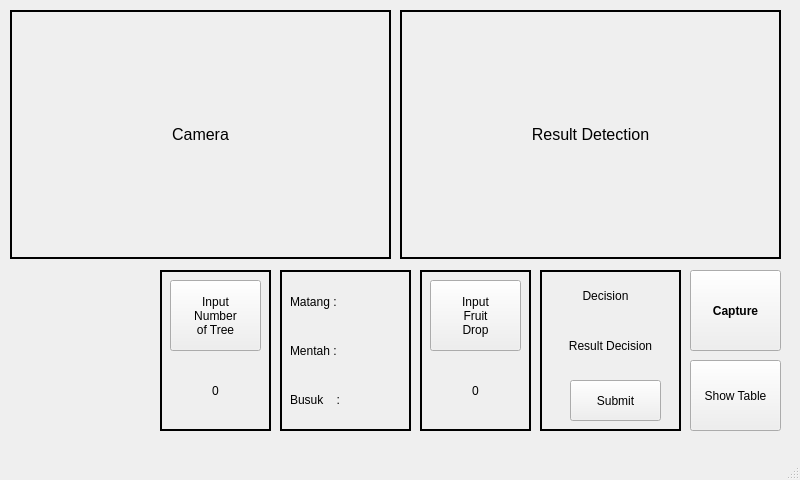
alldone03/SwtYL, file code/APP800x480.ui: the form before one commit.
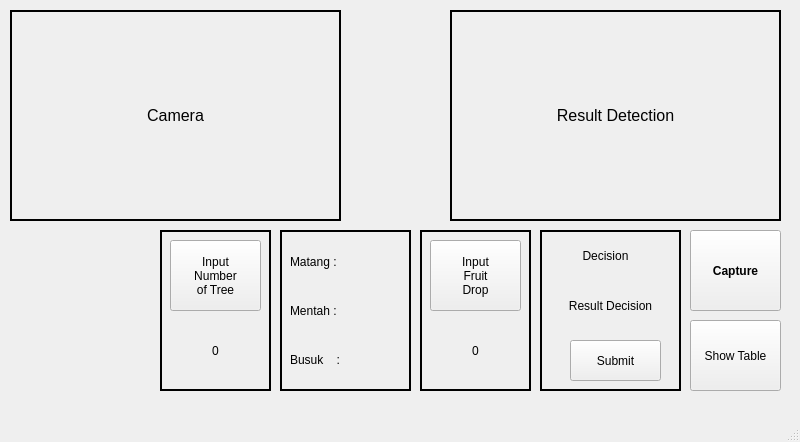
The form after the commit. Icons and pictures are not drawn.

Commit message: FEAT: dotenv, update UI

```diff
--- a/code/APP800x480.ui
+++ b/code/APP800x480.ui
@@ -7,7 +7,7 @@
     <x>0</x>
     <y>0</y>
     <width>800</width>
-    <height>480</height>
+    <height>442</height>
    </rect>
   </property>
   <property name="windowTitle">
@@ -32,8 +32,8 @@
        <rect>
         <x>10</x>
         <y>0</y>
-        <width>381</width>
-        <height>249</height>
+        <width>331</width>
+        <height>211</height>
        </rect>
       </property>
       <property name="maximumSize">
@@ -60,10 +60,10 @@
      <widget class="QLabel" name="Camera_2">
       <property name="geometry">
        <rect>
-        <x>400</x>
+        <x>450</x>
         <y>0</y>
-        <width>381</width>
-        <height>249</height>
+        <width>331</width>
+        <height>211</height>
        </rect>
       </property>
       <property name="maximumSize">
@@ -100,7 +100,7 @@
       <property name="geometry">
        <rect>
         <x>540</x>
-        <y>260</y>
+        <y>220</y>
         <width>141</width>
         <height>161</height>
        </rect>
@@ -116,7 +116,7 @@
       <property name="geometry">
        <rect>
         <x>10</x>
-        <y>300</y>
+        <y>250</y>
         <width>141</width>
         <height>91</height>
        </rect>
@@ -134,7 +134,7 @@
       <property name="geometry">
        <rect>
         <x>570</x>
-        <y>370</y>
+        <y>330</y>
         <width>91</width>
         <height>41</height>
        </rect>
@@ -147,7 +147,7 @@
       <property name="geometry">
        <rect>
         <x>170</x>
-        <y>360</y>
+        <y>320</y>
         <width>91</width>
         <height>41</height>
        </rect>
@@ -163,7 +163,7 @@
       <property name="geometry">
        <rect>
         <x>430</x>
-        <y>360</y>
+        <y>320</y>
         <width>91</width>
         <height>41</height>
        </rect>
@@ -179,7 +179,7 @@
       <property name="geometry">
        <rect>
         <x>160</x>
-        <y>260</y>
+        <y>220</y>
         <width>111</width>
         <height>161</height>
        </rect>
@@ -195,7 +195,7 @@
       <property name="geometry">
        <rect>
         <x>290</x>
-        <y>270</y>
+        <y>230</y>
         <width>111</width>
         <height>141</height>
        </rect>
@@ -228,7 +228,7 @@
       <property name="geometry">
        <rect>
         <x>690</x>
-        <y>350</y>
+        <y>310</y>
         <width>91</width>
         <height>71</height>
        </rect>
@@ -241,7 +241,7 @@
       <property name="geometry">
        <rect>
         <x>280</x>
-        <y>260</y>
+        <y>220</y>
         <width>131</width>
         <height>161</height>
        </rect>
@@ -257,7 +257,7 @@
       <property name="geometry">
        <rect>
         <x>550</x>
-        <y>320</y>
+        <y>280</y>
         <width>121</width>
         <height>31</height>
        </rect>
@@ -276,7 +276,7 @@
       <property name="geometry">
        <rect>
         <x>690</x>
-        <y>260</y>
+        <y>220</y>
         <width>91</width>
         <height>81</height>
        </rect>
@@ -295,7 +295,7 @@
       <property name="geometry">
        <rect>
         <x>420</x>
-        <y>260</y>
+        <y>220</y>
         <width>111</width>
         <height>161</height>
        </rect>
@@ -311,7 +311,7 @@
       <property name="geometry">
        <rect>
         <x>170</x>
-        <y>270</y>
+        <y>230</y>
         <width>91</width>
         <height>71</height>
        </rect>
@@ -346,7 +346,7 @@
       <property name="geometry">
        <rect>
         <x>560</x>
-        <y>270</y>
+        <y>230</y>
         <width>91</width>
         <height>31</height>
        </rect>
@@ -365,7 +365,7 @@
       <property name="geometry">
        <rect>
         <x>430</x>
-        <y>270</y>
+        <y>230</y>
         <width>91</width>
         <height>71</height>
        </rect>
```
The commit also changes 3 other files.
